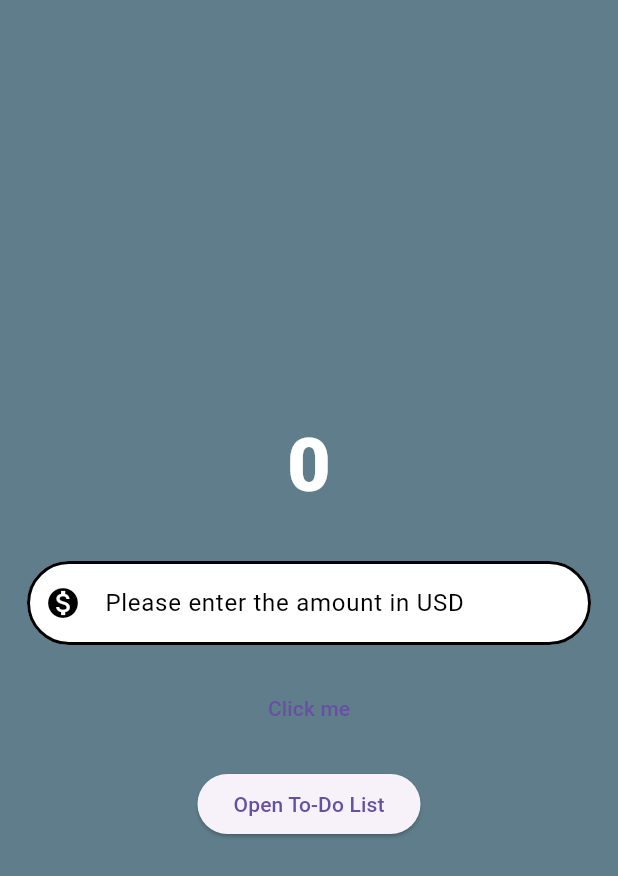
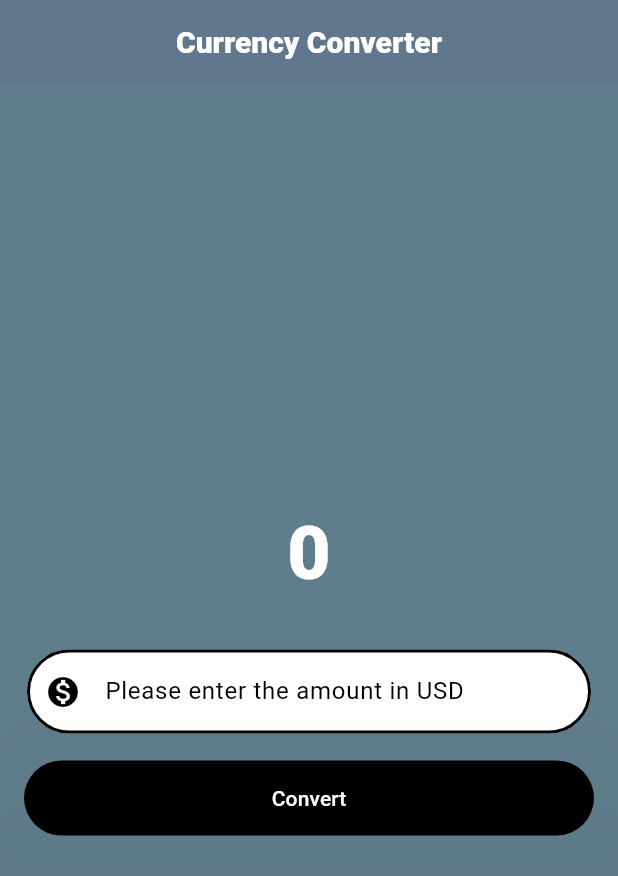
Before and after one commit to huzefasabir/Flutter, a Flutter app: the MaterialPages screen opened directly, on a phone screen of 412 x 824 dp. Shown: the top 876 px of the screen. Run offline on Flutter 3.47's test engine with Material 3 defaults, Android fonts, the phone set to English and light mode, and no system bars.

Commit message:
Updated Currency converter

```diff
--- a/lib/material_page.dart
+++ b/lib/material_page.dart
@@ -1,5 +1,7 @@
+// ignore_for_file: deprecated_member_use
+
+import 'package:flutter/foundation.dart';
 import 'package:flutter/material.dart';
-import 'package:currency/todo_list.dart';
 
 class MaterialPages extends StatelessWidget{
   const MaterialPages({super.key});
@@ -18,10 +20,22 @@ class MaterialPages extends StatelessWidget{
     return Scaffold(
       //backgroundColor: Color.fromRGBO(0, 0, 0, 1),
       backgroundColor: Colors.blueGrey,
+      appBar:AppBar(
+        backgroundColor: Colors.blueGrey ,
+        elevation: 10,
+        title: const Text('Currency Converter',
+          style: TextStyle(
+            fontSize: 20,
+            fontWeight: FontWeight.w900,
+            color: Colors.white,
+          ),
+        ),
+        centerTitle: true,
+      ),
       body: Center(
         child: Column(
           mainAxisAlignment: MainAxisAlignment.center,
-          children: [
+            children: [
             Container(
               padding: EdgeInsets.all(10.0) ,
               //color: Colors.black,
@@ -60,18 +74,21 @@ class MaterialPages extends StatelessWidget{
               ),
             ),
             //buttons
-            TextButton(onPressed: (){},//print("button pressed");},
-              child: Text("Click me")
+            ElevatedButton(onPressed: (){
+              if(kDebugMode){
+                print("button pressed");
+              }
+            },
+            style: TextButton.styleFrom(
+              elevation: (100),
+              backgroundColor: (Colors.black),
+              foregroundColor: (Colors.white),
+              fixedSize: (Size(380, 50)),
+              shape: RoundedRectangleBorder(
+                borderRadius: BorderRadius.circular(30),
+              ),
             ),
-            const SizedBox(height: 16),
-            ElevatedButton(
-              onPressed: () {
-                Navigator.push(
-                  context,
-                  MaterialPageRoute(builder: (context) => const TodoListScreen()),
-                );
-              },
-              child: const Text('Open To-Do List'),
+              child: Text("Convert"),
             ),
           ],
         ),
```
Also changed, not shown: lib/main.dart (+23 -26 lines).
